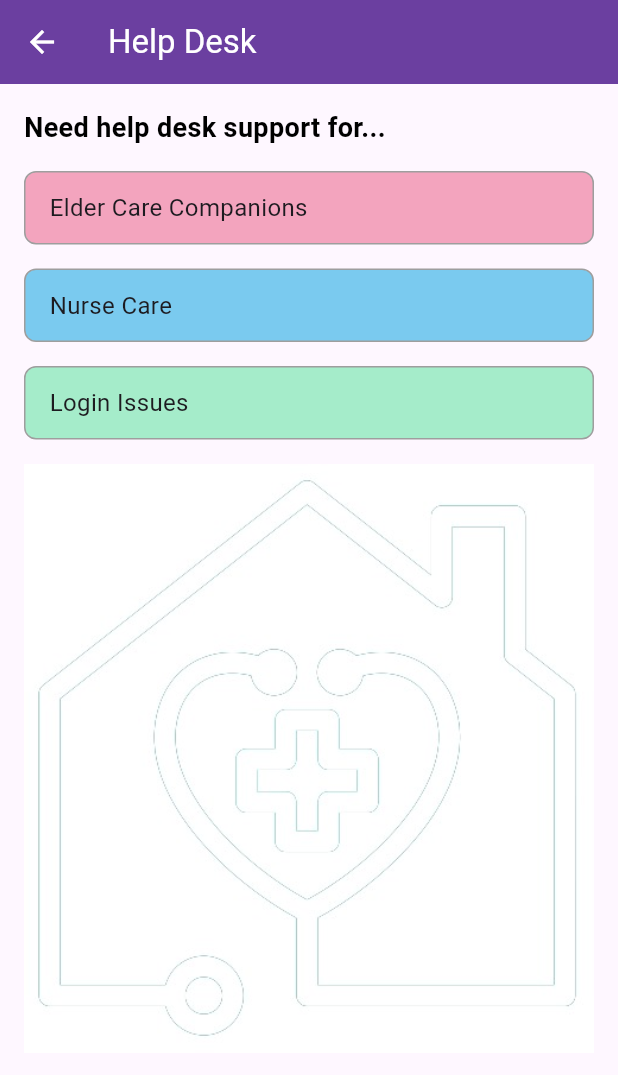
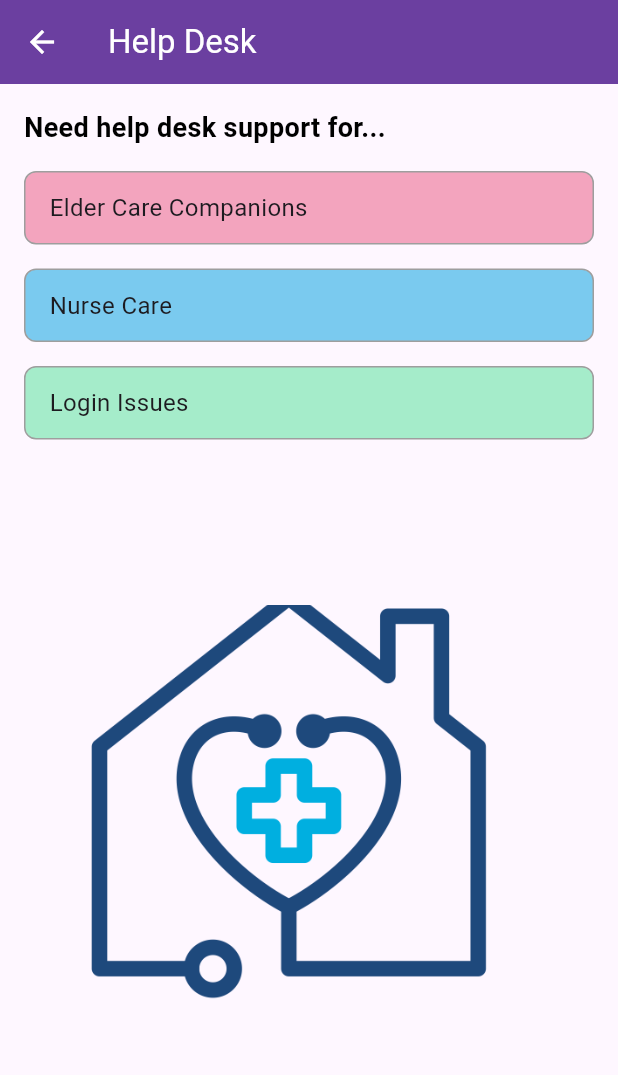
Before and after one commit to nadhiyas17/customer_app_1, a Flutter app: the HelpDeskScreen screen opened by its route, on a phone screen of 412 x 824 dp. Shown: the top 1075 px of the screen. Run offline on Flutter 3.47's test engine with Material 3 defaults, Android fonts, the light colour scheme and no system bars; our stand-ins replace flutter_contacts, flutter_map, flutter_spinkit, fluttertoast, geocoding, geolocator and 7 more; missing offline and left inert: flutter_google_maps_webservices, fluttercontactpicker.

Commit message:
castomer App

```diff
--- a/lib/Address/AddAddressScreen.dart
+++ b/lib/Address/AddAddressScreen.dart
@@ -135,7 +135,7 @@ class _AddAddressScreenState extends State<AddAddressScreen> {
     Navigator.pushNamed(
       context,
       "/addaddress",
-      arguments: [widget.mobileNumber, widget.selectedAddress]
+      arguments: [widget.mobileNumber,  selectedAddress]
     );
     print("Add new address clickeddsd${selectedAddress}");
     print("Add new address clicked");
--- a/lib/Utils/HelpDesk.dart
+++ b/lib/Utils/HelpDesk.dart
@@ -27,9 +27,9 @@ class HelpDeskScreen extends StatelessWidget {
 
         leading: IconButton(
           icon: Icon(Icons.arrow_back, color: Colors.white),
-          onPressed: () {
-            // Implement navigation back to the previous screen
-          },
+         onPressed: () {
+  Navigator.pop(context); // Navigate back to the previous screen
+},
         ),
       ),
       body: Padding(
@@ -108,13 +108,18 @@ class HelpDeskScreen extends StatelessWidget {
                 ),
               ),
             ),
-            SizedBox(height: 16),
+            SizedBox(height: 110.0),
+
             // Add the image here
-            Image.asset(
-              'assets/logo.jpeg', // Replace with the actual path to your image
-              width: double.infinity, // Adjust the width as needed
-              fit: BoxFit.cover,
-            ),
+        Container(
+  height: 340, // Set a fixed height
+  child: Image.asset(
+    'assets/surecare_launcher.png',
+    width: double.infinity, // This can stay as is
+    fit: BoxFit.cover,
+  ),
+)
+
             // Add a placeholder for the 24/7 support icon
           ],
         ),
```
Also changed, not shown: lib/Address/AddAddress.dart (+19 -19 lines), lib/Address/SaveAddressScreen.dart (+15 -85 lines), lib/Screens/LoginScreen.dart (+17 -6 lines), lib/Terms/TermsAndConditionsScreen.dart (+4 -5 lines), assets/support.png (added).
